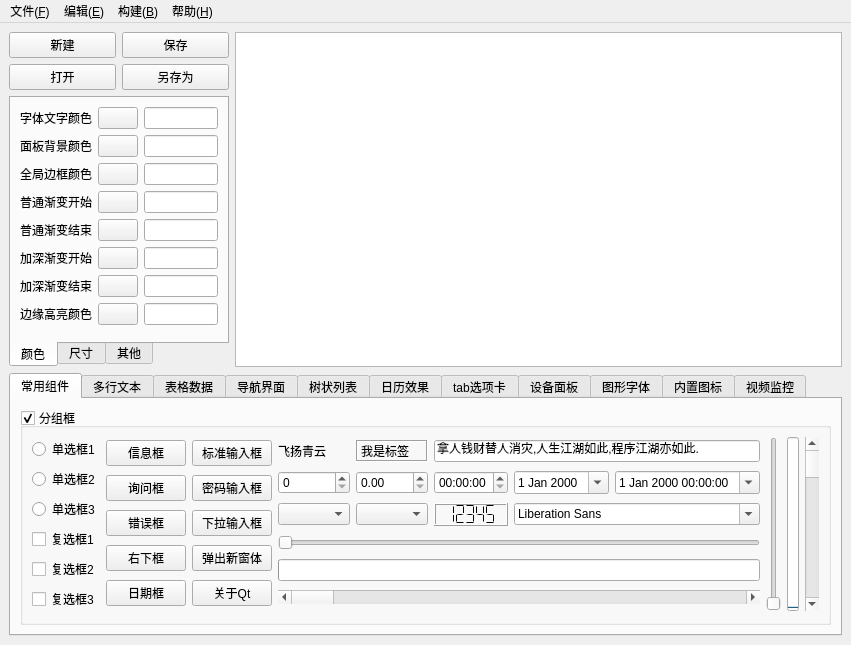
Above: styledemo/frmmain.ui from feiyangqingyun/QWidgetDemo before the change. Below: the same form after it.
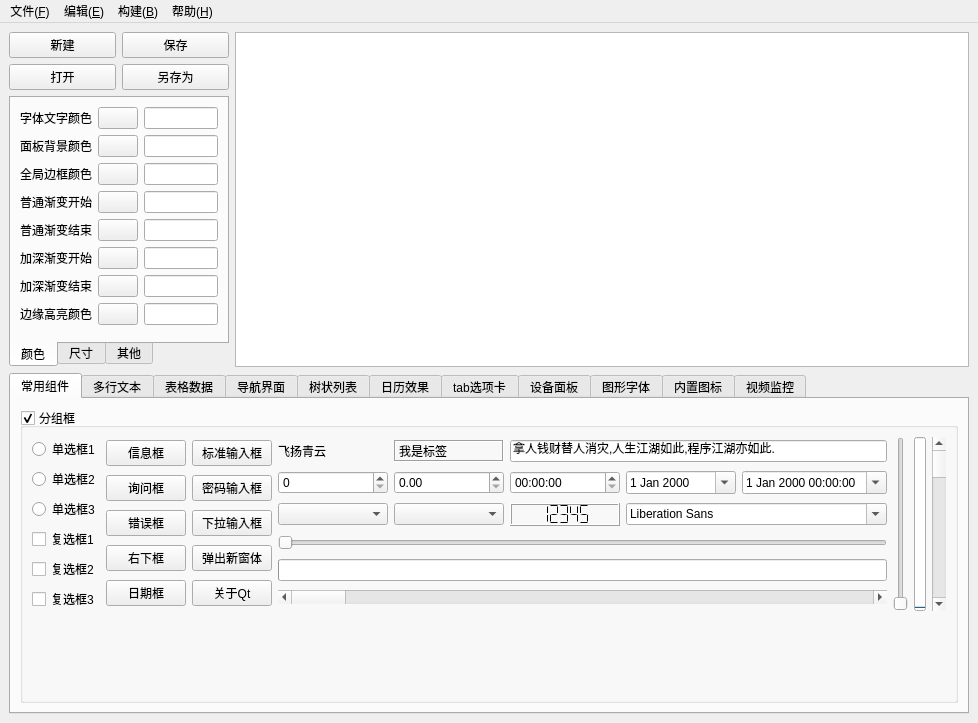
That is the form after the change.

The edit to the form file:
```diff
--- a/styledemo/frmmain.ui
+++ b/styledemo/frmmain.ui
@@ -6,8 +6,8 @@
    <rect>
     <x>0</x>
     <y>0</y>
-    <width>850</width>
-    <height>626</height>
+    <width>978</width>
+    <height>723</height>
    </rect>
   </property>
   <property name="windowTitle">
@@ -1218,8 +1218,8 @@
     <rect>
      <x>0</x>
      <y>0</y>
-     <width>850</width>
-     <height>23</height>
+     <width>978</width>
+     <height>26</height>
     </rect>
    </property>
    <widget class="QMenu" name="menu_F">
```
Left out of the diff: 35 changed lines with no effect on the pictures.
